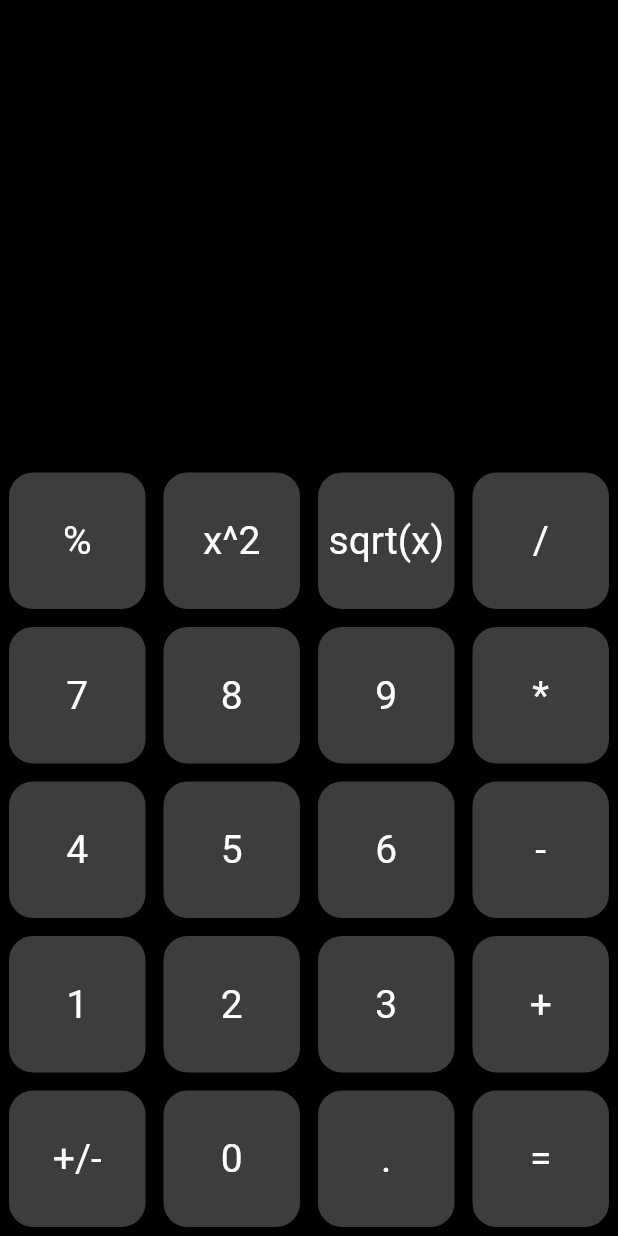
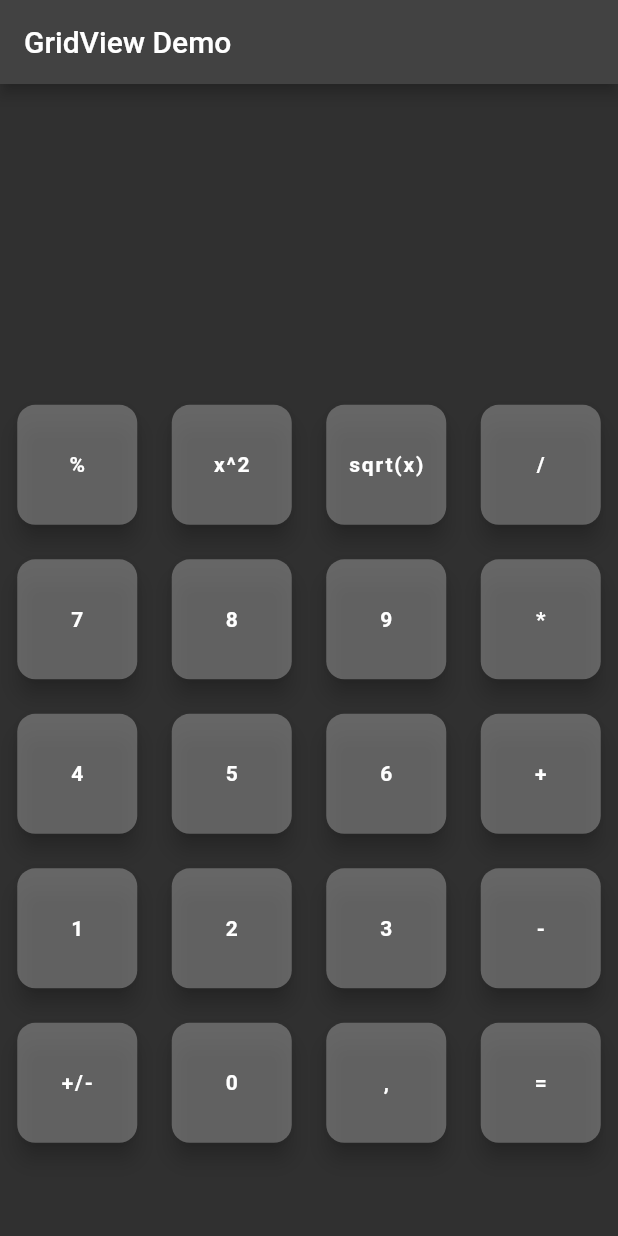
Before and after one commit to Anastasia1487/calculator, a Flutter app: the screen it shows after launch, on a phone screen of 412 x 824 dp. Run offline on Flutter 3.47's test engine with Material 2 defaults, Android fonts, the phone set to English and light mode, and no system bars.

Commit message:
:tada: init

```diff
--- a/lib/main.dart
+++ b/lib/main.dart
@@ -4,8 +4,142 @@ void main() {
   runApp(new MyApp());
 }
 
+
 class MyApp extends StatelessWidget {
-  //const MyApp({super.key});
+  // This widget is the root of your application.
+  @override
+  Widget build(BuildContext context) {
+    return MaterialApp(
+      title: 'Flutter Demo',
+      theme: ThemeData(primarySwatch: Colors.teal, brightness: Brightness.dark),
+      home: GridCount(),
+    );
+  }
+}
+class GridCount extends StatelessWidget {
+  @override
+  Widget build(BuildContext context) {
+    return Scaffold(
+      appBar: AppBar(title: Text('GridView Demo')),
+      body: Column(
+        children: [
+          Spacer(
+            flex: 4,
+          ),
+          GridView.count(
+            crossAxisCount: 4,
+            crossAxisSpacing: 0,
+            shrinkWrap: true,
+            //padding: EdgeInsets.only(left: 2, right: 2),
+            children: [
+              DialKey(
+                number: '%',
+              ),
+              DialKey(
+                number: 'x^2',
+              ),
+              DialKey(
+                number: 'sqrt(x)',
+              ),
+              DialKey(
+                number: '/',
+              ),
+              DialKey(
+                number: '7',
+              ),
+              DialKey(
+                number: '8',
+              ),
+              DialKey(
+                number: '9',
+              ),
+              DialKey(
+                number: '*',
+              ),
+              DialKey(
+                number: '4',
+              ),
+              DialKey(
+                number: '5',
+              ),
+              DialKey(
+                number: '6',
+              ),
+              DialKey(
+                number: '+',
+              ),
+              DialKey(
+                number: '1',
+              ),
+              DialKey(
+                number: '2',
+              ),
+              DialKey(
+                number: '3',
+              ),
+              DialKey(
+                number: '-',
+              ),
+              DialKey(
+                number: '+/-',
+              ),
+              DialKey(
+                number: '0',
+              ),
+              DialKey(
+                number: ',',
+              ),
+              DialKey(
+                number: '=',
+              ),
+            ],
+          ),
+          Spacer()
+        ],
+      ),
+    );
+  }
+}
+
+class DialKey extends StatelessWidget {
+  final String number;
+
+
+  DialKey({required this.number});
+
+  @override
+  Widget build(BuildContext context) {
+    return Center(
+      child: Container(
+        width: 80,
+        height: 80,
+        child: FloatingActionButton(
+          onPressed: () {},
+          backgroundColor: Colors.grey.withOpacity(0.5),
+          shape: RoundedRectangleBorder(
+              borderRadius: BorderRadius.all(Radius.circular(12.0))
+          ),
+          child: Column(
+            mainAxisAlignment: MainAxisAlignment.center,
+            children: [
+              Text(
+                '$number',
+                style: TextStyle(
+                    color: Colors.white,
+                    //fontSize: 24,
+                    fontWeight: FontWeight.bold),
+              ),
+            ],
+          ),
+        ),
+      ),
+    );
+  }
+}
+
+/*
+class MyApp extends StatelessWidget {
+  const MyApp({super.key});
 
   @override
   Widget build(BuildContext context) {
@@ -18,6 +152,7 @@ class MyApp extends StatelessWidget {
     );
   }
 }
+
 
 class CalculatorPage extends StatefulWidget {
   @override
@@ -136,6 +271,8 @@ class _CalculatorPageState extends State<CalculatorPage> {
     );
   }
 }
+
+
 class CustomButton extends StatelessWidget {
   String text;
 
@@ -159,3 +296,4 @@ class CustomButton extends StatelessWidget {
     );
   }
 }
+*/
```
